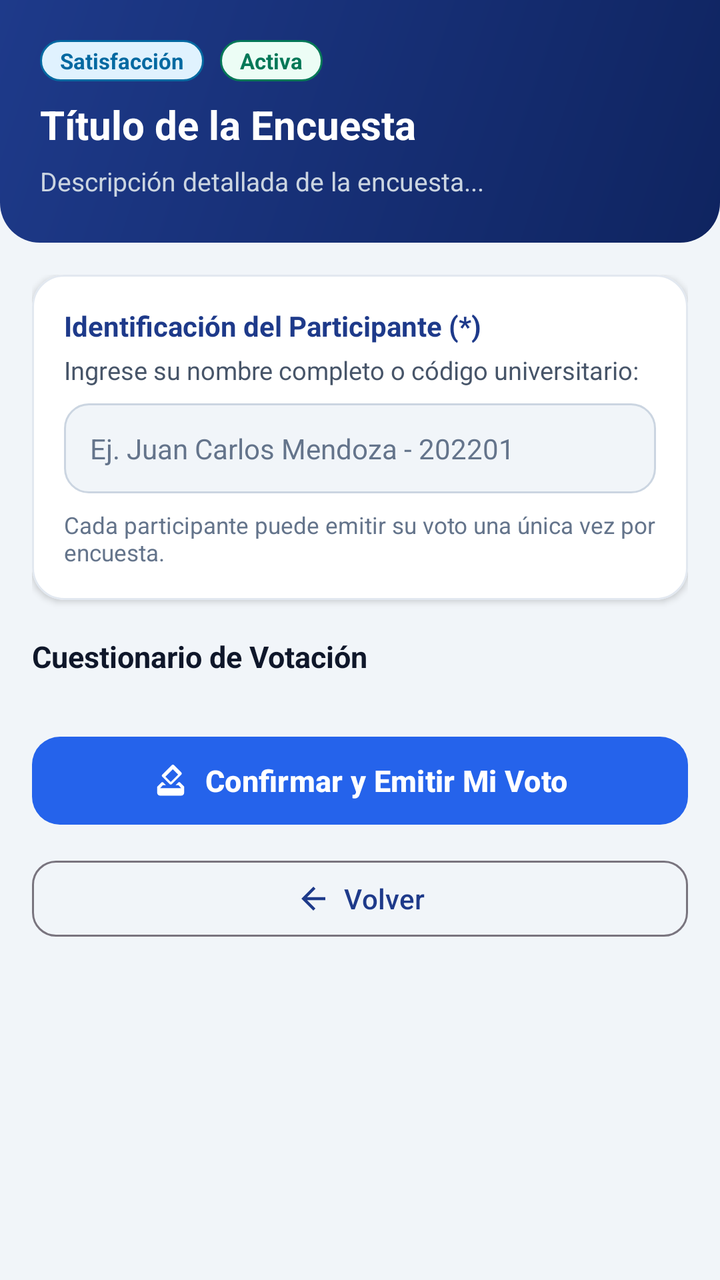
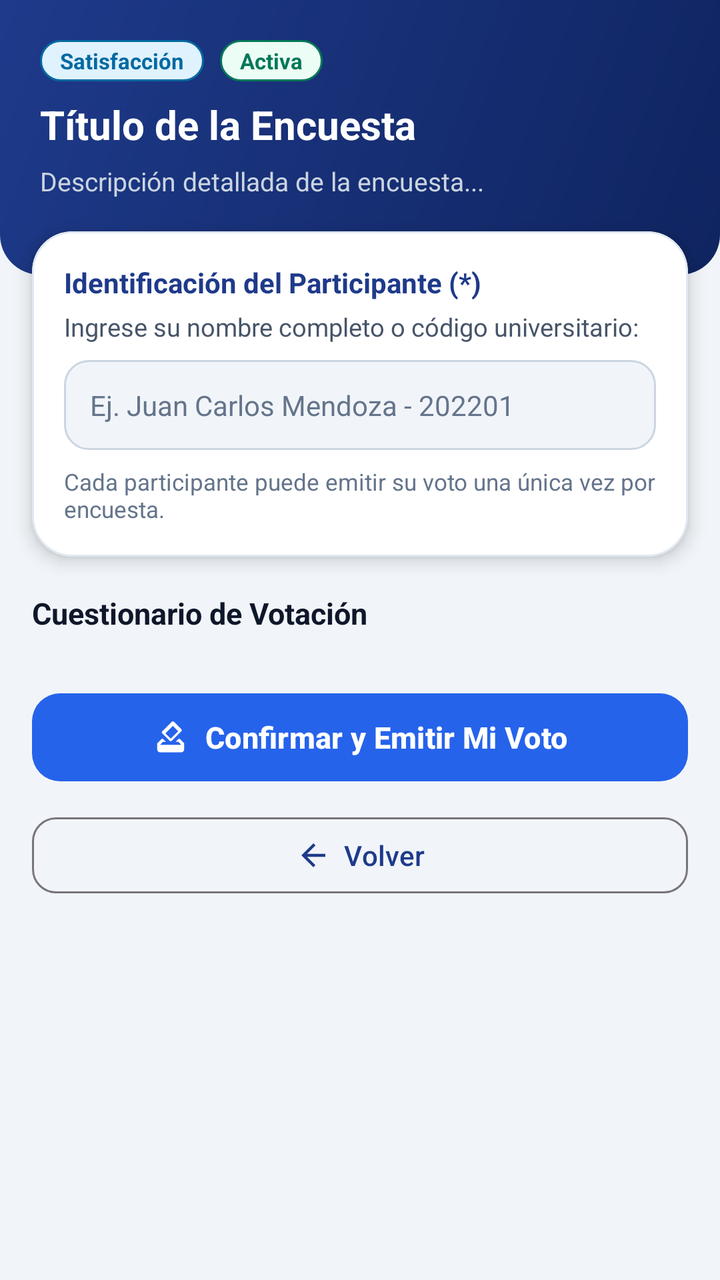

The first picture is an Android layout as it rendered before a commit; the second is the same layout after the commit. The layout source and the unified diff follow.
<!-- AndroidManifest.xml: application theme Theme.ProyectoFinal -->
<!-- res/layout/activity_registrar_voto.xml -->
<?xml version="1.0" encoding="utf-8"?>
<ScrollView xmlns:android="http://schemas.android.com/apk/res/android"
    xmlns:app="http://schemas.android.com/apk/res-auto"
    xmlns:tools="http://schemas.android.com/tools"
    android:id="@+id/scrollRegistrarVoto"
    android:layout_width="match_parent"
    android:layout_height="match_parent"
    android:fillViewport="true"
    android:clipToPadding="false"
    android:background="@color/background_light"
    tools:context=".RegistrarVotoActivity">

    <LinearLayout
        android:layout_width="match_parent"
        android:layout_height="wrap_content"
        android:orientation="vertical"
        android:paddingBottom="24dp">

        
        <LinearLayout
            android:id="@+id/topBar"
            android:layout_width="match_parent"
            android:layout_height="wrap_content"
            android:background="@drawable/bg_topbar"
            android:orientation="vertical"
            android:paddingStart="20dp"
            android:paddingEnd="20dp"
            android:paddingTop="20dp"
            android:paddingBottom="22dp"
            android:layout_marginBottom="16dp">

            <LinearLayout
                android:layout_width="match_parent"
                android:layout_height="wrap_content"
                android:orientation="horizontal"
                android:gravity="center_vertical"
                android:layout_marginBottom="8dp">

                <TextView
                    android:id="@+id/tvVotoCategoria"
                    android:layout_width="wrap_content"
                    android:layout_height="wrap_content"
                    android:text="Satisfacción"
                    android:textSize="11sp"
                    android:textStyle="bold"
                    android:paddingStart="10dp"
                    android:paddingEnd="10dp"
                    android:paddingTop="3dp"
                    android:paddingBottom="3dp"
                    android:background="@drawable/bg_badge_category"
                    android:textColor="@color/info" />

                <TextView
                    android:id="@+id/tvVotoEstado"
                    android:layout_width="wrap_content"
                    android:layout_height="wrap_content"
                    android:text="Activa"
                    android:textSize="11sp"
                    android:textStyle="bold"
                    android:paddingStart="10dp"
                    android:paddingEnd="10dp"
                    android:paddingTop="3dp"
                    android:paddingBottom="3dp"
                    android:background="@drawable/bg_badge_active"
                    android:textColor="@color/success"
                    android:layout_marginStart="8dp" />
            </LinearLayout>

            <TextView
                android:id="@+id/tvVotoTituloEncuesta"
                android:layout_width="match_parent"
                android:layout_height="wrap_content"
                android:text="Título de la Encuesta"
                android:textSize="20sp"
                android:textStyle="bold"
                android:textColor="@color/white"
                android:layout_marginBottom="6dp" />

            <TextView
                android:id="@+id/tvVotoDescripcion"
                android:layout_width="match_parent"
                android:layout_height="wrap_content"
                android:text="Descripción detallada de la encuesta..."
                android:textSize="13sp"
                android:textColor="#CBD5E1"
                android:lineSpacingExtra="2dp" />
        </LinearLayout>

        <LinearLayout
            android:layout_width="match_parent"
            android:layout_height="wrap_content"
            android:orientation="vertical"
            android:paddingStart="16dp"
            android:paddingEnd="16dp">

            
            <com.google.android.material.card.MaterialCardView
                android:layout_width="match_parent"
                android:layout_height="wrap_content"
                android:layout_marginBottom="18dp"
                app:cardBackgroundColor="@color/card_background"
                app:cardCornerRadius="16dp"
                app:cardElevation="2dp"
                app:strokeWidth="1dp"
                app:strokeColor="@color/border_light">

                <LinearLayout
                    android:layout_width="match_parent"
                    android:layout_height="wrap_content"
                    android:orientation="vertical"
                    android:padding="16dp">

                    <TextView
                        android:layout_width="wrap_content"
                        android:layout_height="wrap_content"
                        android:text="Identificación del Participante (*)"
                        android:textSize="14sp"
                        android:textStyle="bold"
                        android:textColor="@color/primary"
                        android:layout_marginBottom="4dp" />

                    <TextView
                        android:layout_width="wrap_content"
                        android:layout_height="wrap_content"
                        android:text="Ingrese su nombre completo o código universitario:"
                        android:textSize="12.5sp"
                        android:textColor="@color/text_secondary"
                        android:layout_marginBottom="8dp" />

                    <EditText
                        android:id="@+id/etParticipante"
                        android:layout_width="match_parent"
                        android:layout_height="wrap_content"
                        android:background="@drawable/bg_input"
                        android:hint="Ej. Juan Carlos Mendoza - 202201"
                        android:padding="13dp"
                        android:textSize="14sp"
                        android:textColor="@color/text_primary"
                        android:textColorHint="@color/text_muted"
                        android:inputType="textPersonName|textCapWords"
                        android:layout_marginBottom="8dp" />

                    <TextView
                        android:layout_width="match_parent"
                        android:layout_height="wrap_content"
                        android:text="Cada participante puede emitir su voto una única vez por encuesta."
                        android:textSize="11.5sp"
                        android:textColor="@color/text_muted" />
                </LinearLayout>
            </com.google.android.material.card.MaterialCardView>

            
            <TextView
                android:layout_width="wrap_content"
                android:layout_height="wrap_content"
                android:text="Cuestionario de Votación"
                android:textSize="15sp"
                android:textStyle="bold"
                android:textColor="@color/text_primary"
                android:layout_marginBottom="10dp" />

            
            <LinearLayout
                android:id="@+id/llContenedorPreguntasVoto"
                android:layout_width="match_parent"
                android:layout_height="wrap_content"
                android:orientation="vertical"
                android:layout_marginBottom="16dp" />

            
            <com.google.android.material.button.MaterialButton
                android:id="@+id/btnEnviarVoto"
                style="@style/Widget.Material3.Button"
                android:layout_width="match_parent"
                android:layout_height="wrap_content"
                android:minHeight="52dp"
                android:text="Confirmar y Emitir Mi Voto"
                android:textColor="@color/btn_primary_text_tint"
                android:textSize="15sp"
                android:textStyle="bold"
                app:icon="@drawable/ic_vote"
                app:iconGravity="textStart"
                app:iconPadding="8dp"
                app:iconTint="@color/btn_primary_text_tint"
                app:cornerRadius="14dp"
                app:backgroundTint="@color/btn_accent_tint"
                android:layout_marginBottom="10dp" />

            <com.google.android.material.button.MaterialButton
                android:id="@+id/btnCancelarVoto"
                style="@style/Widget.Material3.Button.OutlinedButton"
                android:layout_width="match_parent"
                android:layout_height="46dp"
                android:text="Volver"
                android:textSize="14sp"
                app:icon="@drawable/ic_back"
                app:iconGravity="textStart"
                app:iconPadding="6dp"
                app:iconTint="@color/primary"
                app:cornerRadius="12dp" />

        </LinearLayout>
    </LinearLayout>
</ScrollView>
<!-- resources referenced by this layout -->
<resources>
  <color name="background_light">#F1F5F9</color>
  <color name="border_light">#E2E8F0</color>
  <color name="card_background">#FFFFFF</color>
  <color name="info">#0369A1</color>
  <color name="primary">#1E3A8A</color>
  <color name="success">#047857</color>
  <color name="text_muted">#64748B</color>
  <color name="text_primary">#0F172A</color>
  <color name="text_secondary">#475569</color>
  <color name="white">#FFFFFFFF</color>
  <!-- drawable bg_badge_active (drawable) -->
  <?xml version="1.0" encoding="utf-8"?>
  <shape xmlns:android="http://schemas.android.com/apk/res/android"
      android:shape="rectangle">
      <solid android:color="@color/success_light" />
      <corners android:radius="16dp" />
      <stroke
          android:width="1dp"
          android:color="@color/success" />
  </shape>
  <!-- drawable bg_badge_category (drawable) -->
  <?xml version="1.0" encoding="utf-8"?>
  <shape xmlns:android="http://schemas.android.com/apk/res/android"
      android:shape="rectangle">
      <solid android:color="@color/info_light" />
      <corners android:radius="14dp" />
      <stroke
          android:width="1dp"
          android:color="@color/info" />
  </shape>
  <!-- drawable bg_topbar (drawable) -->
  <?xml version="1.0" encoding="utf-8"?>
  <shape xmlns:android="http://schemas.android.com/apk/res/android"
      android:shape="rectangle">
      <gradient
          android:angle="135"
          android:startColor="@color/primary_dark"
          android:endColor="@color/header_end"
          android:type="linear" />
      <corners
          android:bottomLeftRadius="20dp"
          android:bottomRightRadius="20dp" />
  </shape>
  <!-- drawable ic_back (drawable) -->
  <vector xmlns:android="http://schemas.android.com/apk/res/android"
      android:width="20dp"
      android:height="20dp"
      android:viewportWidth="24"
      android:viewportHeight="24">
      <path
          android:fillColor="@color/primary"
          android:pathData="M20,11H7.83l5.59,-5.59L12,4l-8,8 8,8 1.41,-1.41L7.83,13H20v-2z" />
  </vector>
  <!-- drawable ic_vote (drawable) -->
  <vector xmlns:android="http://schemas.android.com/apk/res/android"
      android:width="18dp"
      android:height="18dp"
      android:viewportWidth="24"
      android:viewportHeight="24">
      <path
          android:fillColor="@color/white"
          android:pathData="M18,13h-0.68l-2,2h1.91L19,17H5l1.78,-2h2.05l-2,-2H6l-3,3v4c0,1.1 0.89,2 1.99,2H19c1.1,0 2,-0.89 2,-2v-4l-3,-3zM17,7.95l-4.95,4.95 -3.54,-3.54 4.95,-4.95L17,7.95zM12.76,1.59L6.39,7.95c-0.39,0.39 -0.39,1.02 0,1.41l4.95,4.95c0.39,0.39 1.02,0.39 1.41,0l6.36,-6.36c0.39,-0.39 0.39,-1.02 0,-1.41L14.17,1.59c-0.39,-0.39 -1.02,-0.39 -1.41,0z" />
  </vector>
  <style name="Theme.ProyectoFinal" parent="Base.Theme.ProyectoFinal" />
  <color name="success_light">#ECFDF5</color>
  <color name="info_light">#E0F2FE</color>
  <color name="accent">#2563EB</color>
  <color name="border_input">#CBD5E1</color>
  <color name="primary_dark">#0F2460</color>
  <color name="header_end">#1E3A8A</color>
  <style name="Base.Theme.ProyectoFinal" parent="Theme.Material3.DayNight.NoActionBar">
          <item name="colorPrimary">@color/primary</item>
          <item name="colorPrimaryContainer">@color/primary_light</item>
          <item name="colorOnPrimary">@color/white</item>
          <item name="colorSecondary">@color/accent</item>
          <item name="colorSecondaryContainer">@color/primary_soft</item>
          <item name="colorOnSecondaryContainer">@color/primary</item>
          <item name="android:windowBackground">@color/background_light</item>
          <item name="android:textColorPrimary">@color/text_primary</item>
          <item name="android:textColorSecondary">@color/text_secondary</item>
      </style>
  <color name="primary_light">#DBEAFE</color>
  <color name="primary_soft">#EFF6FF</color>
  <!-- unchanged entries left out for length: 1 -->
</resources>

<!-- the commit's change to res/layout/activity_registrar_voto.xml (unified diff, before → after) -->
@@ -14,6 +14,8 @@
         android:layout_width="match_parent"
         android:layout_height="wrap_content"
         android:orientation="vertical"
+        android:clipChildren="false"
+        android:clipToPadding="false"
         android:paddingBottom="24dp">
 
         
@@ -26,8 +28,7 @@
             android:paddingStart="20dp"
             android:paddingEnd="20dp"
             android:paddingTop="20dp"
-            android:paddingBottom="22dp"
-            android:layout_marginBottom="16dp">
+            android:paddingBottom="38dp">
 
             <LinearLayout
                 android:layout_width="match_parent"
@@ -90,6 +91,8 @@
             android:layout_width="match_parent"
             android:layout_height="wrap_content"
             android:orientation="vertical"
+            android:clipChildren="false"
+            android:clipToPadding="false"
             android:paddingStart="16dp"
             android:paddingEnd="16dp">
 
@@ -97,10 +100,11 @@
             <com.google.android.material.card.MaterialCardView
                 android:layout_width="match_parent"
                 android:layout_height="wrap_content"
+                android:layout_marginTop="-22dp"
                 android:layout_marginBottom="18dp"
                 app:cardBackgroundColor="@color/card_background"
-                app:cardCornerRadius="16dp"
-                app:cardElevation="2dp"
+                app:cardCornerRadius="20dp"
+                app:cardElevation="5dp"
                 app:strokeWidth="1dp"
                 app:strokeColor="@color/border_light">
 
